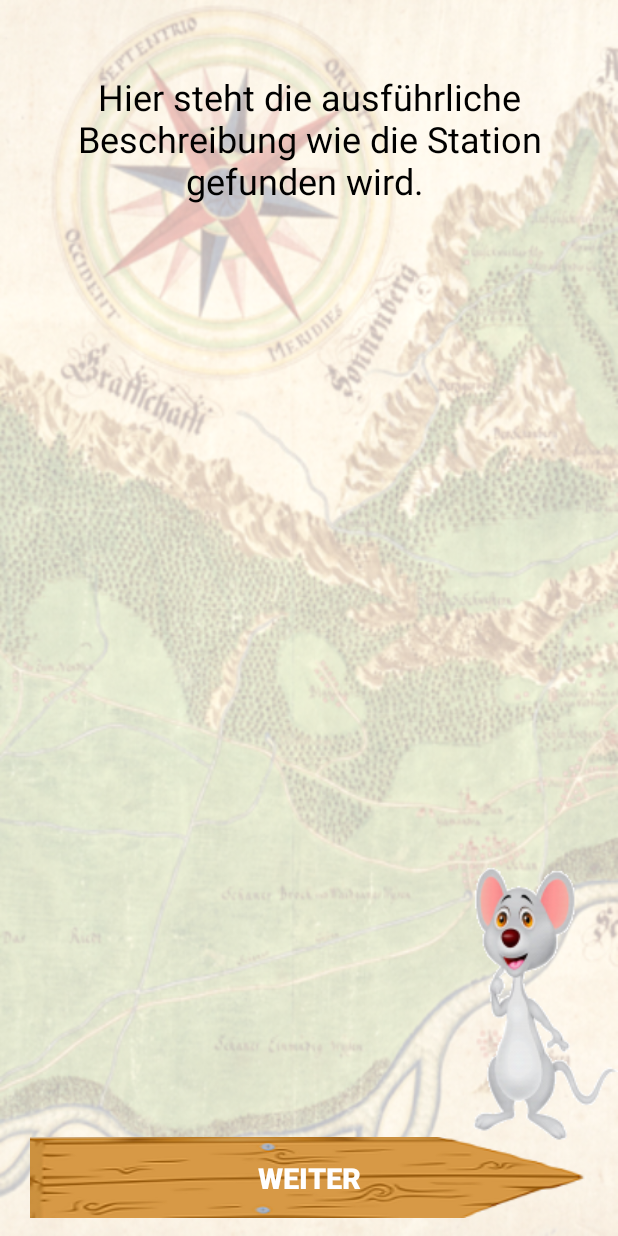
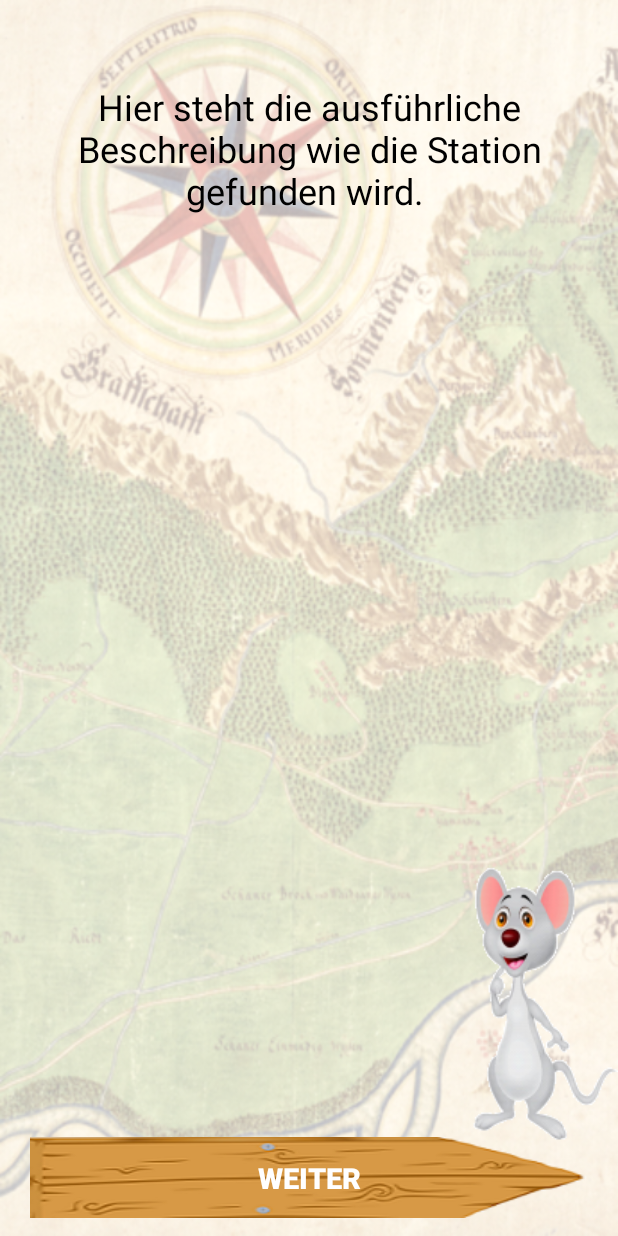
Before and after one commit to gorantomas/InnoLab-MuseumApp, an Android app: the layout act_answer.xml on its own in the app's theme, with its tools: preview values and no code run, on a phone screen of 412 x 824 dp. Run offline under Robolectric (Android 15) with nearby library versions, the light colour scheme and no system bars.

Commit message:
-remove failure

```diff
--- a/app/build.gradle
+++ b/app/build.gradle
@@ -13,7 +13,7 @@ android {
     buildToolsVersion '21.1.2'
     defaultConfig {
         applicationId 'li.uni.flmuseum'
-        minSdkVersion 21
+        minSdkVersion 19
         targetSdkVersion 21
         versionCode 2
         versionName "1.0"
@@ -36,7 +36,7 @@ android {
             applicationId 'fl.uni.llm'
             versionCode 2
             versionName "1.0"
-            minSdkVersion 21
+            minSdkVersion 19
             targetSdkVersion 21
             testInstrumentationRunner 'android.support.test.runner.AndroidJUnitRunner'
         }
@@ -44,7 +44,7 @@ android {
             applicationId 'li.uni.flmuseum'
             versionCode 1
             versionName "1"
-            minSdkVersion 21
+            minSdkVersion 19
             targetSdkVersion 21
             testInstrumentationRunner 'android.support.test.runner.AndroidJUnitRunner'
         }
--- a/app/src/main/res/layout/act_answer.xml
+++ b/app/src/main/res/layout/act_answer.xml
@@ -2,33 +2,34 @@
 <RelativeLayout xmlns:android="http://schemas.android.com/apk/res/android"
                 android:layout_width="match_parent"
                 android:layout_height="match_parent"
-                android:orientation="vertical"
-    android:background="@drawable/background">
+                android:background="@drawable/background"
+                android:orientation="vertical">
 
     <TextView
+        android:id="@+id/tV_answerNumber"
         android:layout_width="match_parent"
         android:layout_height="wrap_content"
-        android:id="@+id/tV_answerNumber"
-        android:textSize="24sp" />
+        android:layout_margin="3dp"
+        android:textSize="24sp"/>
 
     <TextView
         android:id="@+id/tV_answer"
         android:layout_width="match_parent"
         android:layout_height="match_parent"
         android:layout_above="@+id/imageView3"
+        android:layout_below="@+id/tV_answerNumber"
         android:layout_centerHorizontal="true"
+        android:layout_marginEnd="20dp"
+        android:layout_marginStart="20dp"
         android:gravity="top|center_horizontal"
-        android:scrollbars = "vertical"
-        android:textColor="@android:color/background_dark"
-        android:text="Hier steht die ausführliche Beschreibung wie die Station gefunden wird. "
-        android:textSize="24sp"
-        android:layout_below="@+id/tV_answerNumber"
-        android:paddingTop="15dp"
         android:paddingBottom="15dp"
         android:paddingLeft="5dp"
         android:paddingRight="5dp"
-        android:layout_marginEnd="20dp"
-        android:layout_marginStart="20dp" />
+        android:paddingTop="15dp"
+        android:scrollbars="vertical"
+        android:text="Hier steht die ausführliche Beschreibung wie die Station gefunden wird. "
+        android:textColor="@android:color/background_dark"
+        android:textSize="24sp"/>
 
     <ImageView
         android:id="@+id/imageView3"
@@ -38,22 +39,22 @@
         android:layout_alignParentEnd="true"
         android:layout_marginBottom="43dp"
         android:contentDescription="Maus"
-        android:src="@drawable/mouse" />
+        android:src="@drawable/mouse"/>
 
     <Button
         android:id="@+id/answerNext"
         android:layout_width="match_parent"
         android:layout_height="wrap_content"
+        android:layout_alignParentBottom="true"
+        android:layout_centerHorizontal="true"
         android:layout_marginBottom="12dp"
-        android:textColor="#FFFFFF"
+        android:layout_marginEnd="20dp"
+        android:layout_marginStart="20dp"
         android:background="@drawable/next"
         android:text="Weiter"
+        android:textColor="#FFFFFF"
         android:textSize="19sp"
-        android:textStyle="normal|bold"
-        android:layout_centerHorizontal="true"
-        android:layout_alignParentBottom="true"
-        android:layout_marginEnd="20dp"
-        android:layout_marginStart="20dp" />
+        android:textStyle="normal|bold"/>
 
 
 </RelativeLayout>
--- a/app/src/main/res/layout/act_route.xml
+++ b/app/src/main/res/layout/act_route.xml
@@ -6,6 +6,7 @@
     android:background="@drawable/background">
 
     <TextView
+       android:layout_margin="3dp"
         android:layout_width="match_parent"
         android:layout_height="wrap_content"
         android:id="@+id/tv_routeNumber"
--- a/app/src/main/res/layout/popup.xml
+++ b/app/src/main/res/layout/popup.xml
@@ -9,7 +9,7 @@
         android:layout_width="fill_parent"
         android:layout_height="fill_parent"
         android:layout_margin="3dp"
-        android:background="@android:color/white"
+        android:background="@drawable/background"
         android:orientation="vertical">
 
         <!--
@@ -21,7 +21,7 @@
 
 
         <LinearLayout
-            android:layout_width="wrap_content"
+            android:layout_width="fill_parent"
             android:layout_height="fill_parent"
             android:layout_margin="20dp"
             android:orientation="vertical">
@@ -29,7 +29,7 @@
             <ImageView
                 android:id="@+id/imageViewPopUp"
                 android:layout_width="fill_parent"
-                android:layout_height="wrap_content"
+                android:layout_height="fill_parent"
                 android:contentDescription="Popup Bild"
                 android:scaleType="fitCenter"/>
             <!--
```
Also changed, not shown: app/src/main/java/li/uni/flmuseum/MainActivity.java (+40 -20 lines), app/src/main/res/layout/act_mainquestion.xml (+4 -3 lines).
